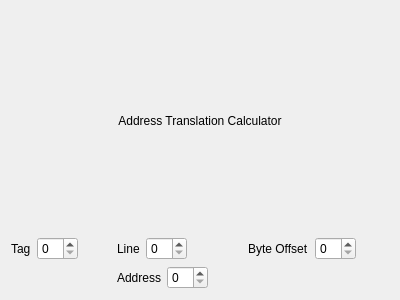
Above: pep9asm/cacheaddresstranslator.ui from StanWarford/pep9suite before the change. Below: the same form after it.
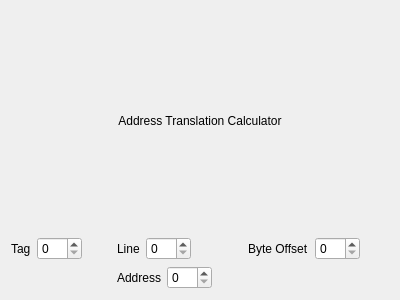
That is the form after the change.

```diff
--- a/pep9asm/cacheaddresstranslator.ui
+++ b/pep9asm/cacheaddresstranslator.ui
@@ -26,7 +26,14 @@
         </widget>
        </item>
        <item>
-        <widget class="QSpinBox" name="tagBox"/>
+        <widget class="QSpinBox" name="tagBox">
+         <property name="minimumSize">
+          <size>
+           <width>45</width>
+           <height>0</height>
+          </size>
+         </property>
+        </widget>
        </item>
        <item>
         <spacer name="horizontalSpacer">
@@ -63,7 +70,14 @@
         </widget>
        </item>
        <item>
-        <widget class="QSpinBox" name="lineBox"/>
+        <widget class="QSpinBox" name="lineBox">
+         <property name="minimumSize">
+          <size>
+           <width>45</width>
+           <height>0</height>
+          </size>
+         </property>
+        </widget>
        </item>
        <item>
         <spacer name="horizontalSpacer_2">
@@ -90,7 +104,14 @@
         </widget>
        </item>
        <item>
-        <widget class="QSpinBox" name="offsetBox"/>
+        <widget class="QSpinBox" name="offsetBox">
+         <property name="minimumSize">
+          <size>
+           <width>45</width>
+           <height>0</height>
+          </size>
+         </property>
+        </widget>
        </item>
        <item>
         <spacer name="horizontalSpacer_3">
@@ -118,6 +139,12 @@
        </item>
        <item>
         <widget class="QSpinBox" name="addressBox">
+         <property name="minimumSize">
+          <size>
+           <width>45</width>
+           <height>0</height>
+          </size>
+         </property>
          <property name="displayIntegerBase">
           <number>16</number>
          </property>
```
